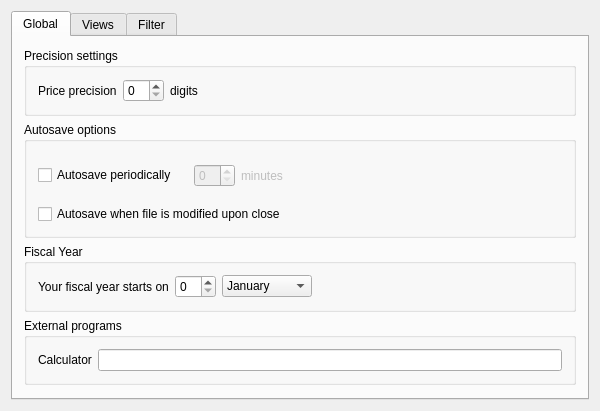
The window that kmymoney/dialogs/settings/ksettingsgeneraldecl.ui (KDE/kmymoney) describes before a commit, drawn with Qt 5.
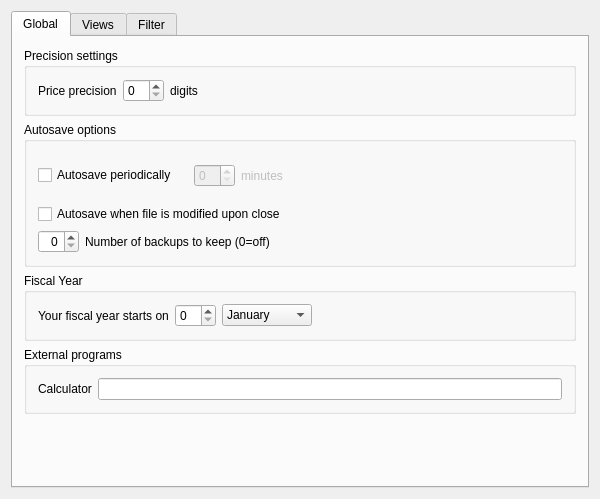
The same window after the commit. Custom widgets are drawn as their Qt base class.

Commit message: Added UI setting for number of backup files

Diff of the .ui file:
```diff
--- a/kmymoney/dialogs/settings/ksettingsgeneraldecl.ui
+++ b/kmymoney/dialogs/settings/ksettingsgeneraldecl.ui
@@ -7,7 +7,7 @@
     <x>0</x>
     <y>0</y>
     <width>600</width>
-    <height>400</height>
+    <height>499</height>
    </rect>
   </property>
   <property name="windowTitle">
@@ -142,6 +142,54 @@
             </property>
            </widget>
           </item>
+          <item>
+           <layout class="QHBoxLayout" name="horizontalLayout_6">
+            <item>
+             <widget class="QSpinBox" name="kcfg_AutoBackupCopies">
+              <property name="toolTip">
+               <string>Setup number of backups to keep (local file only)</string>
+              </property>
+              <property name="whatsThis">
+               <string>Whenever the current data is saved into a local file, KMyMoney keeps the selected number of previous states of the file.
+
+Set it to 0 to turn the feature off.</string>
+              </property>
+              <property name="frame">
+               <bool>true</bool>
+              </property>
+              <property name="alignment">
+               <set>Qt::AlignRight|Qt::AlignTrailing|Qt::AlignVCenter</set>
+              </property>
+              <property name="maximum">
+               <number>20</number>
+              </property>
+              <property name="singleStep">
+               <number>1</number>
+              </property>
+             </widget>
+            </item>
+            <item>
+             <widget class="QLabel" name="label_2">
+              <property name="text">
+               <string>Number of backups to keep (0=off)</string>
+              </property>
+             </widget>
+            </item>
+            <item>
+             <spacer name="horizontalSpacer">
+              <property name="orientation">
+               <enum>Qt::Horizontal</enum>
+              </property>
+              <property name="sizeHint" stdset="0">
+               <size>
+                <width>40</width>
+                <height>20</height>
+               </size>
+              </property>
+             </spacer>
+            </item>
+           </layout>
+          </item>
          </layout>
         </widget>
        </item>
@@ -531,11 +579,6 @@
  </widget>
  <layoutdefault spacing="6" margin="11"/>
  <customwidgets>
-  <customwidget>
-   <class>kMyMoneyDateInput</class>
-   <extends>QFrame</extends>
-   <header>kmymoneydateinput.h</header>
-  </customwidget>
   <customwidget>
    <class>KIntSpinBox</class>
    <extends>QSpinBox</extends>
@@ -563,6 +606,12 @@
    <header>ktabwidget.h</header>
    <container>1</container>
   </customwidget>
+  <customwidget>
+   <class>kMyMoneyDateInput</class>
+   <extends>QFrame</extends>
+   <header>kmymoneydateinput.h</header>
+   <container>1</container>
+  </customwidget>
  </customwidgets>
  <resources/>
  <connections>
```
The commit also changes 2 other files.
